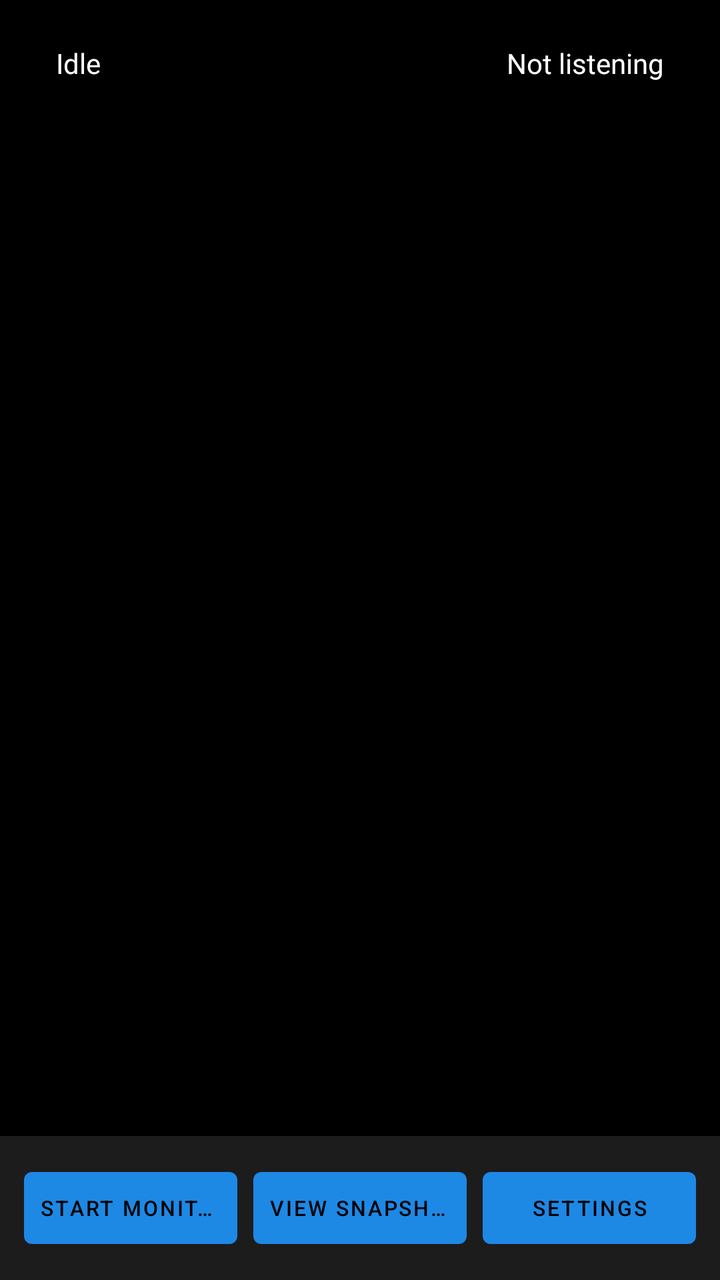
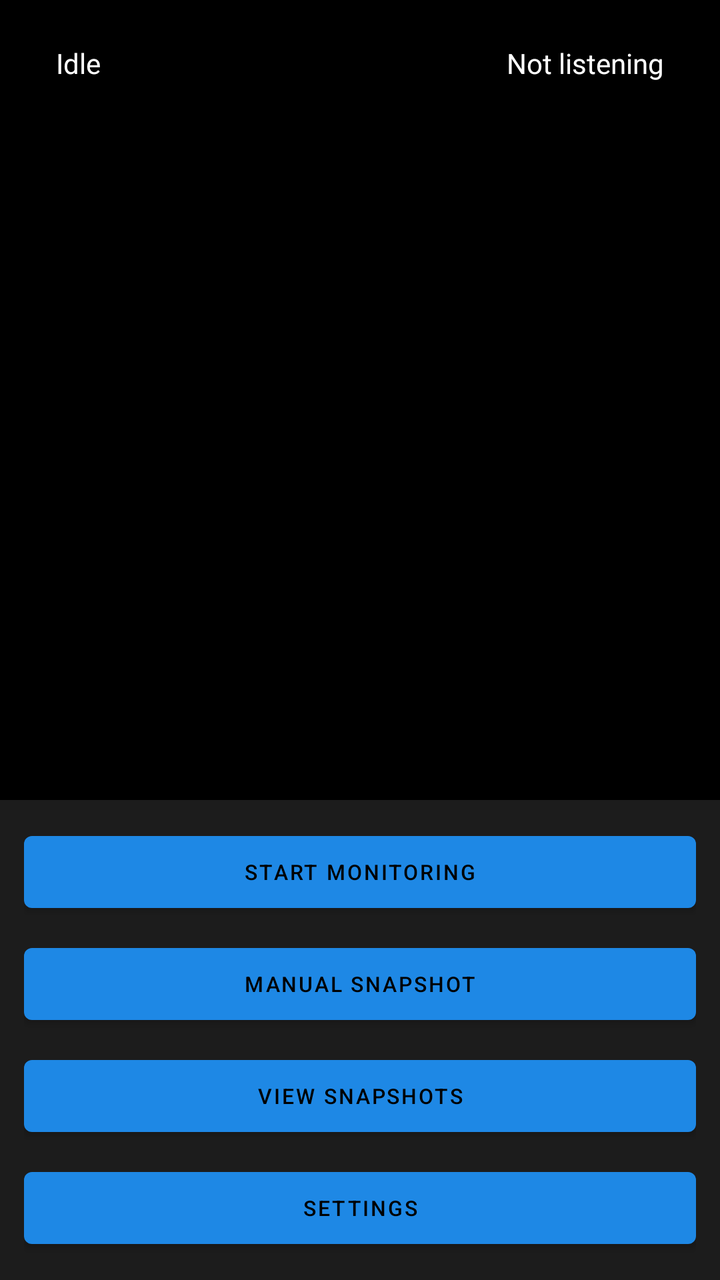

An Android layout rendered at two revisions. The XML below is the earlier revision; the diff shows what the commit changed to produce the second picture.
<!-- AndroidManifest.xml: application theme Theme.CameraViewer -->
<!-- res/layout/activity_main.xml -->
<?xml version="1.0" encoding="utf-8"?>
<androidx.constraintlayout.widget.ConstraintLayout
    xmlns:android="http://schemas.android.com/apk/res/android"
    xmlns:app="http://schemas.android.com/apk/res-auto"
    android:layout_width="match_parent"
    android:layout_height="match_parent"
    android:background="@color/feed_background">

    <ImageView
        android:id="@+id/imageFeed"
        android:layout_width="0dp"
        android:layout_height="0dp"
        android:contentDescription="@string/camera_feed_description"
        android:scaleType="fitCenter"
        android:background="@color/feed_background"
        app:layout_constraintTop_toTopOf="parent"
        app:layout_constraintStart_toStartOf="parent"
        app:layout_constraintEnd_toEndOf="parent"
        app:layout_constraintBottom_toTopOf="@id/controlsBar" />

    <TextView
        android:id="@+id/textStatus"
        android:layout_width="wrap_content"
        android:layout_height="wrap_content"
        android:layout_margin="16dp"
        android:background="@color/status_pill_background"
        android:paddingHorizontal="12dp"
        android:paddingVertical="6dp"
        android:textColor="@color/status_pill_text"
        android:textSize="14sp"
        android:text="@string/status_idle"
        app:layout_constraintTop_toTopOf="parent"
        app:layout_constraintStart_toStartOf="parent" />

    <TextView
        android:id="@+id/textListeningStatus"
        android:layout_width="wrap_content"
        android:layout_height="wrap_content"
        android:layout_margin="16dp"
        android:background="@color/status_pill_background"
        android:paddingHorizontal="12dp"
        android:paddingVertical="6dp"
        android:textColor="@color/status_pill_text"
        android:textSize="14sp"
        android:text="@string/listening_status_off"
        app:layout_constraintTop_toTopOf="parent"
        app:layout_constraintEnd_toEndOf="parent" />

    <LinearLayout
        android:id="@+id/controlsBar"
        android:layout_width="match_parent"
        android:layout_height="wrap_content"
        android:orientation="horizontal"
        android:padding="12dp"
        android:gravity="center_vertical"
        android:background="@color/controls_background"
        app:layout_constraintBottom_toBottomOf="parent">

        <Button
            android:id="@+id/btnStartStop"
            android:layout_width="0dp"
            android:layout_height="wrap_content"
            android:layout_weight="1"
            android:layout_marginEnd="8dp"
            android:textSize="10.5sp"
            android:paddingVertical="6dp"
            android:paddingHorizontal="8dp"
            android:maxLines="1"
            android:ellipsize="end"
            android:text="@string/start_monitoring" />

        <Button
            android:id="@+id/btnViewSnapshots"
            android:layout_width="0dp"
            android:layout_height="wrap_content"
            android:layout_weight="1"
            android:layout_marginEnd="8dp"
            android:textSize="10.5sp"
            android:paddingVertical="6dp"
            android:paddingHorizontal="8dp"
            android:maxLines="1"
            android:ellipsize="end"
            android:text="@string/view_snapshots" />

        <Button
            android:id="@+id/btnSettings"
            android:layout_width="0dp"
            android:layout_height="wrap_content"
            android:layout_weight="1"
            android:textSize="10.5sp"
            android:paddingVertical="6dp"
            android:paddingHorizontal="8dp"
            android:maxLines="1"
            android:ellipsize="end"
            android:text="@string/settings_title" />

    </LinearLayout>

</androidx.constraintlayout.widget.ConstraintLayout>
<!-- resources referenced by this layout -->
<resources>
  <color name="controls_background">#1C1C1C</color>
  <color name="feed_background">#000000</color>
  <color name="status_pill_background">#B3000000</color>
  <color name="status_pill_text">#FFFFFF</color>
  <string name="camera_feed_description">Live camera feed</string>
  <string name="listening_status_off">Not listening</string>
  <string name="settings_title">Settings</string>
  <string name="start_monitoring">Start monitoring</string>
  <string name="status_idle">Idle</string>
  <string name="view_snapshots">View snapshots</string>
  <style name="Theme.CameraViewer" parent="Theme.MaterialComponents.NoActionBar">
          <item name="colorPrimary">@color/brand_primary</item>
          <item name="colorPrimaryDark">@color/brand_primary_dark</item>
          <item name="colorAccent">@color/brand_primary</item>
          <item name="android:windowBackground">@color/feed_background</item>
      </style>
  <color name="brand_primary">#1E88E5</color>
  <color name="brand_primary_dark">#1565C0</color>
</resources>

<!-- the commit's change to res/layout/activity_main.xml (unified diff, before → after) -->
@@ -50,46 +50,50 @@
         android:id="@+id/controlsBar"
         android:layout_width="match_parent"
         android:layout_height="wrap_content"
-        android:orientation="horizontal"
+        android:orientation="vertical"
         android:padding="12dp"
-        android:gravity="center_vertical"
         android:background="@color/controls_background"
         app:layout_constraintBottom_toBottomOf="parent">
 
         <Button
             android:id="@+id/btnStartStop"
-            android:layout_width="0dp"
+            android:layout_width="match_parent"
             android:layout_height="wrap_content"
-            android:layout_weight="1"
-            android:layout_marginEnd="8dp"
+            android:layout_marginBottom="8dp"
             android:textSize="10.5sp"
             android:paddingVertical="6dp"
-            android:paddingHorizontal="8dp"
             android:maxLines="1"
             android:ellipsize="end"
             android:text="@string/start_monitoring" />
 
         <Button
-            android:id="@+id/btnViewSnapshots"
-            android:layout_width="0dp"
+            android:id="@+id/btnManualSnapshot"
+            android:layout_width="match_parent"
             android:layout_height="wrap_content"
-            android:layout_weight="1"
-            android:layout_marginEnd="8dp"
+            android:layout_marginBottom="8dp"
             android:textSize="10.5sp"
             android:paddingVertical="6dp"
-            android:paddingHorizontal="8dp"
+            android:maxLines="1"
+            android:ellipsize="end"
+            android:text="@string/manual_snapshot" />
+
+        <Button
+            android:id="@+id/btnViewSnapshots"
+            android:layout_width="match_parent"
+            android:layout_height="wrap_content"
+            android:layout_marginBottom="8dp"
+            android:textSize="10.5sp"
+            android:paddingVertical="6dp"
             android:maxLines="1"
             android:ellipsize="end"
             android:text="@string/view_snapshots" />
 
         <Button
             android:id="@+id/btnSettings"
-            android:layout_width="0dp"
+            android:layout_width="match_parent"
             android:layout_height="wrap_content"
-            android:layout_weight="1"
             android:textSize="10.5sp"
             android:paddingVertical="6dp"
-            android:paddingHorizontal="8dp"
             android:maxLines="1"
             android:ellipsize="end"
             android:text="@string/settings_title" />
<!-- resource entries referenced after the edit -->
@@ -6,6 +6,7 @@
   <color name="status_pill_text">#FFFFFF</color>
   <string name="camera_feed_description">Live camera feed</string>
   <string name="listening_status_off">Not listening</string>
+  <string name="manual_snapshot">Manual snapshot</string>
   <string name="settings_title">Settings</string>
   <string name="start_monitoring">Start monitoring</string>
   <string name="status_idle">Idle</string>
